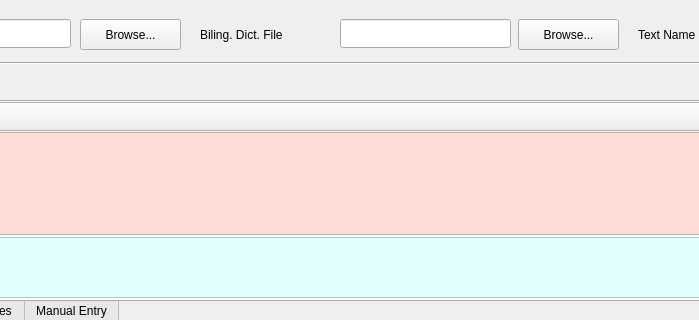
Above: LiveRuleTester.ui from rmlockwood/FLExTrans before the change; both pictures show x 210 to 909 and y 0 to 320 of the 1271 by 817 pixel window. Below: the same form after it.
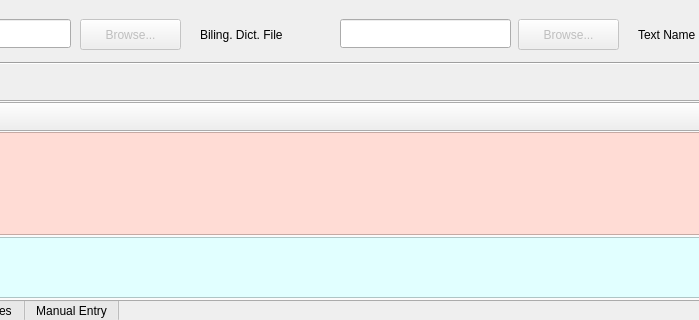
That is the form after the change. Icons and pictures are not drawn.

Commit message: disable top browse buttons

The edit to the form file:
```diff
--- a/LiveRuleTester.ui
+++ b/LiveRuleTester.ui
@@ -110,6 +110,9 @@
     </property>
    </widget>
    <widget class="QPushButton" name="TransferFileBrowseButton">
+    <property name="enabled">
+     <bool>false</bool>
+    </property>
     <property name="geometry">
      <rect>
       <x>290</x>
@@ -152,6 +155,9 @@
     </property>
    </widget>
    <widget class="QPushButton" name="BilingFileBrowseButton">
+    <property name="enabled">
+     <bool>false</bool>
+    </property>
     <property name="geometry">
      <rect>
       <x>728</x>
```
The commit also changes 1 other file.
